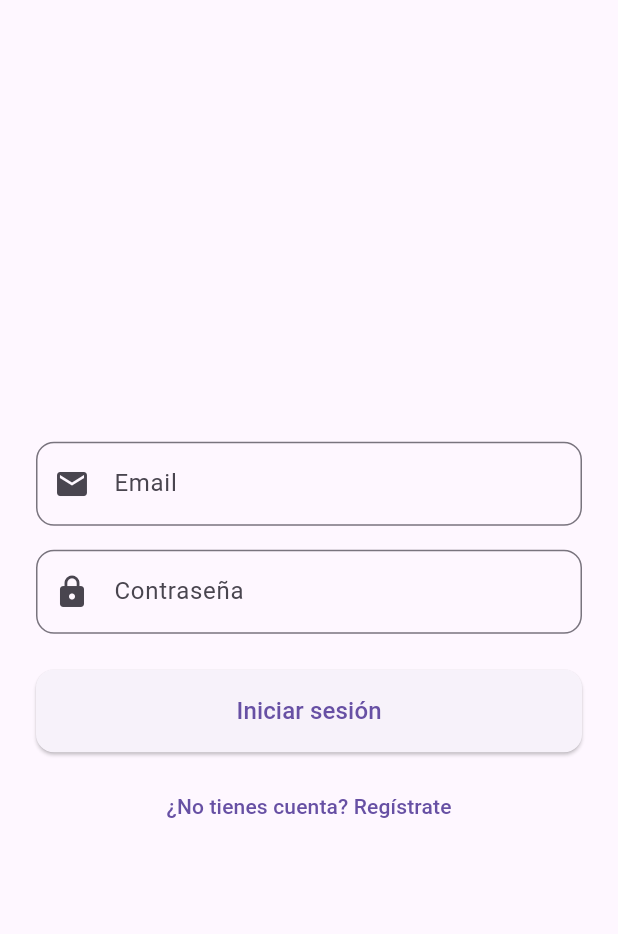
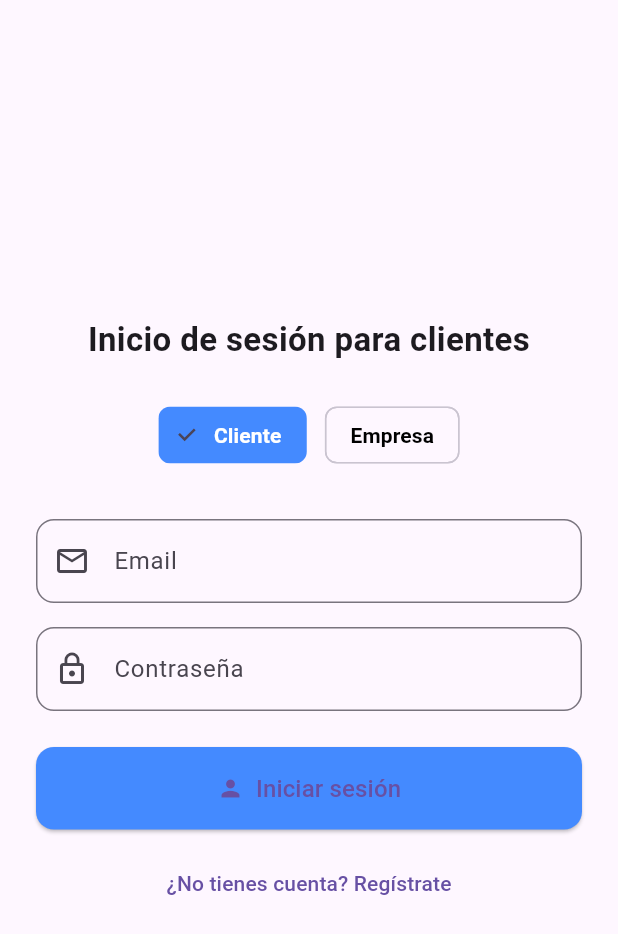
Before and after one commit to Simulacro-Segundo-Parcial/EcommerceApp-FrontEnd-2.0, a Flutter app: the screen it shows after launch, on a phone screen of 412 x 824 dp. Shown: the top 934 px of the screen. Run offline on Flutter 3.47's test engine with Material 3 defaults, Android fonts, the phone set to English and light mode, and no system bars; our stand-ins replace shared_preferences; accounts and stored records are empty.

Commit message:
Better company login

```diff
--- a/lib/main.dart
+++ b/lib/main.dart
@@ -8,6 +8,7 @@ import 'screens/product_list_screen.dart';
 import 'screens/product_detail_screen.dart';
 import 'screens/cart_screen.dart';
 import 'screens/create_product_screen.dart';
+import 'screens/register_company_screen.dart';
 // import 'screens/admin_screen.dart'; // Futuro: pantalla de administración
 
 void main() {
@@ -36,6 +37,7 @@ class MyApp extends StatelessWidget {
         '/product_detail': (context) => const ProductDetailScreen(),
         '/cart': (context) => const CartScreen(),
         '/create_product': (context) => const CreateProductScreen(),
+        '/register_company': (context) => const RegisterCompanyScreen(),
         // '/admin': (context) => const AdminScreen(), // Por implementar
       },
     );
--- a/lib/screens/login_screen.dart
+++ b/lib/screens/login_screen.dart
@@ -12,6 +12,8 @@ class _LoginScreenState extends State<LoginScreen> {
   final _emailController = TextEditingController();
   final _passwordController = TextEditingController();
 
+  bool _isCompanyLogin = false;
+
   Future<void> _login() async {
     if (_emailController.text.isEmpty || _passwordController.text.isEmpty) {
       ScaffoldMessenger.of(context).showSnackBar(
@@ -19,6 +21,7 @@ class _LoginScreenState extends State<LoginScreen> {
       );
       return;
     }
+
     try {
       await ApiService.login(_emailController.text, _passwordController.text);
       if (mounted) {
@@ -35,6 +38,8 @@ class _LoginScreenState extends State<LoginScreen> {
 
   @override
   Widget build(BuildContext context) {
+    final isCompany = _isCompanyLogin;
+
     return Scaffold(
       body: Center(
         child: SingleChildScrollView(
@@ -44,13 +49,52 @@ class _LoginScreenState extends State<LoginScreen> {
             child: Column(
               mainAxisAlignment: MainAxisAlignment.center,
               children: [
+                Text(
+                  isCompany
+                      ? 'Inicio de sesión para empresas'
+                      : 'Inicio de sesión para clientes',
+                  style: const TextStyle(fontSize: 22, fontWeight: FontWeight.bold),
+                  textAlign: TextAlign.center,
+                ),
+                const SizedBox(height: 24),
+
+                // Selector de tipo de usuario
+                Row(
+                  mainAxisAlignment: MainAxisAlignment.center,
+                  children: [
+                    ChoiceChip(
+                      label: const Text('Cliente'),
+                      selected: !isCompany,
+                      onSelected: (val) => setState(() => _isCompanyLogin = false),
+                      selectedColor: Colors.blueAccent,
+                      labelStyle: TextStyle(
+                        color: !isCompany ? Colors.white : Colors.black,
+                        fontWeight: FontWeight.bold,
+                      ),
+                    ),
+                    const SizedBox(width: 12),
+                    ChoiceChip(
+                      label: const Text('Empresa'),
+                      selected: isCompany,
+                      onSelected: (val) => setState(() => _isCompanyLogin = true),
+                      selectedColor: Colors.green,
+                      labelStyle: TextStyle(
+                        color: isCompany ? Colors.white : Colors.black,
+                        fontWeight: FontWeight.bold,
+                      ),
+                    ),
+                  ],
+                ),
+
                 const SizedBox(height: 32),
+
+                // Campos de login
                 TextField(
                   controller: _emailController,
                   decoration: InputDecoration(
                     labelText: 'Email',
                     border: OutlineInputBorder(borderRadius: BorderRadius.circular(12)),
-                    prefixIcon: const Icon(Icons.email),
+                    prefixIcon: const Icon(Icons.email_outlined),
                   ),
                   keyboardType: TextInputType.emailAddress,
                 ),
@@ -60,28 +104,43 @@ class _LoginScreenState extends State<LoginScreen> {
                   decoration: InputDecoration(
                     labelText: 'Contraseña',
                     border: OutlineInputBorder(borderRadius: BorderRadius.circular(12)),
-                    prefixIcon: const Icon(Icons.lock),
+                    prefixIcon: const Icon(Icons.lock_outline),
                   ),
                   obscureText: true,
                 ),
                 const SizedBox(height: 24),
+
                 SizedBox(
                   width: double.infinity,
-                  child: ElevatedButton(
+                  child: ElevatedButton.icon(
+                    icon: Icon(isCompany ? Icons.store : Icons.person),
                     onPressed: _login,
                     style: ElevatedButton.styleFrom(
+                      backgroundColor: isCompany ? Colors.green : Colors.blueAccent,
                       padding: const EdgeInsets.symmetric(vertical: 16),
                       shape: RoundedRectangleBorder(
                         borderRadius: BorderRadius.circular(12),
                       ),
                     ),
-                    child: const Text('Iniciar sesión', style: TextStyle(fontSize: 16)),
+                    label: const Text('Iniciar sesión', style: TextStyle(fontSize: 16)),
                   ),
                 ),
                 const SizedBox(height: 12),
+
+                // Registro
                 TextButton(
-                  onPressed: () => Navigator.pushNamed(context, '/register'),
-                  child: const Text('¿No tienes cuenta? Regístrate'),
+                  onPressed: () {
+                    if (isCompany) {
+                      Navigator.pushNamed(context, '/register_company');
+                    } else {
+                      Navigator.pushNamed(context, '/register');
+                    }
+                  },
+                  child: Text(
+                    isCompany
+                        ? '¿Tu empresa no tiene cuenta? Solicita el registro aquí'
+                        : '¿No tienes cuenta? Regístrate',
+                  ),
                 ),
               ],
             ),
--- a/pubspec.yaml
+++ b/pubspec.yaml
@@ -1,7 +1,7 @@
 name: ecommerceapp
-description: "A new Flutter project."
+description: "App Flutter para e-commerce con autenticación y roles de usuario"
 publish_to: 'none'
-version: 0.1.0
+version: 0.1.2
 
 environment:
   sdk: ^3.9.2
```
Also changed, not shown: lib/screens/register_company_screen.dart (added, +134 -0 lines).
